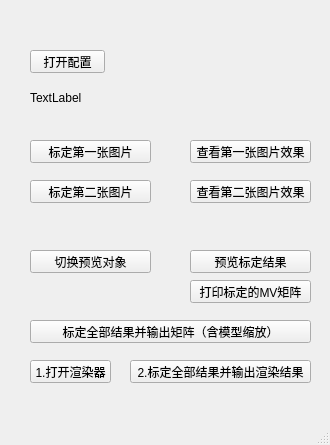
Old version of the form hellogl2/mainentrywindow.ui in the repository h005/myViewpoint.
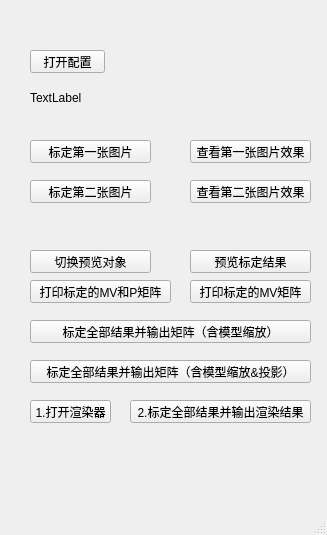
New version of the form.

```diff
--- a/hellogl2/mainentrywindow.ui
+++ b/hellogl2/mainentrywindow.ui
@@ -6,8 +6,8 @@
    <rect>
     <x>0</x>
     <y>0</y>
-    <width>330</width>
-    <height>445</height>
+    <width>327</width>
+    <height>535</height>
    </rect>
   </property>
   <property name="windowTitle">
@@ -135,7 +135,7 @@
     <property name="geometry">
      <rect>
       <x>130</x>
-      <y>360</y>
+      <y>400</y>
       <width>181</width>
       <height>23</height>
      </rect>
@@ -148,7 +148,7 @@
     <property name="geometry">
      <rect>
       <x>30</x>
-      <y>360</y>
+      <y>400</y>
       <width>81</width>
       <height>23</height>
      </rect>
@@ -170,6 +170,32 @@
      <string>打印标定的MV矩阵</string>
     </property>
    </widget>
+   <widget class="QPushButton" name="printMvPMatrixBtn">
+    <property name="geometry">
+     <rect>
+      <x>30</x>
+      <y>280</y>
+      <width>141</width>
+      <height>23</height>
+     </rect>
+    </property>
+    <property name="text">
+     <string>打印标定的MV和P矩阵</string>
+    </property>
+   </widget>
+   <widget class="QPushButton" name="saveLabeledResultBtn_2">
+    <property name="geometry">
+     <rect>
+      <x>30</x>
+      <y>360</y>
+      <width>281</width>
+      <height>23</height>
+     </rect>
+    </property>
+    <property name="text">
+     <string>标定全部结果并输出矩阵（含模型缩放&amp;&amp;投影）</string>
+    </property>
+   </widget>
   </widget>
   <widget class="QMenuBar" name="menubar">
    <property name="geometry">
```
Left out of the diff: 2 changed lines with no effect on the pictures.
